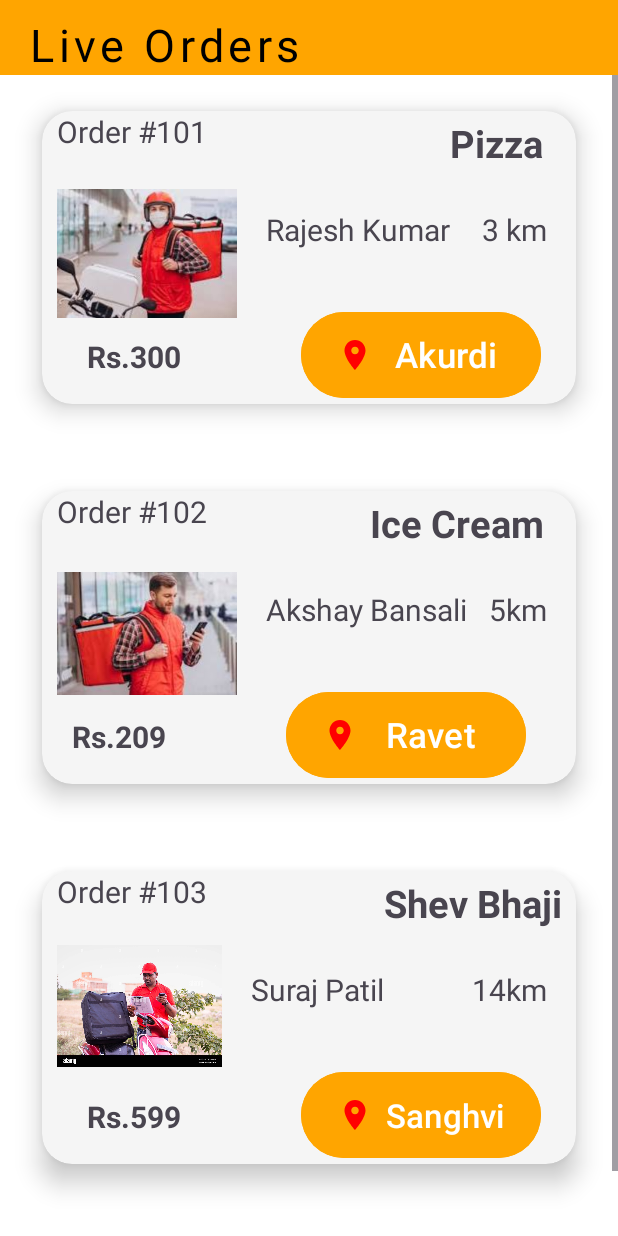
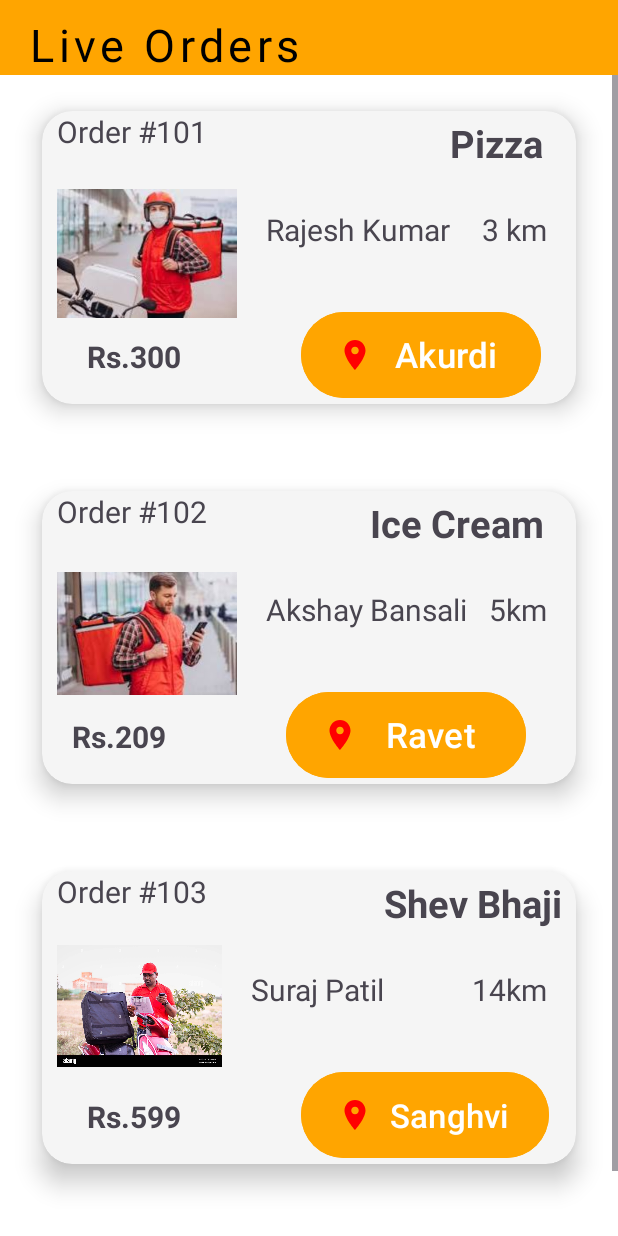
Before and after one commit to atharv2204/Internship-App, an Android app: the activity_current screen opened directly, with no data from a screen before it, on a phone screen of 412 x 824 dp. Run offline under Robolectric (Android 15) with nearby library versions, the phone set to English and light mode, and no system bars; Roboto replaces fonts that are not available here.

Commit message:
RutveekBaviskarkartoycommit11

```diff
--- a/app/src/main/res/layout/activity_current.xml
+++ b/app/src/main/res/layout/activity_current.xml
@@ -329,7 +329,7 @@
                         android:layout_marginLeft="30dp"
                         android:textStyle="bold"/>
                     <Button
-                        android:layout_width="160dp"
+                        android:layout_width="165dp"
                         android:layout_height="65dp"
                         android:layout_marginLeft="80dp"
                         android:layout_marginTop="130dp"
```
